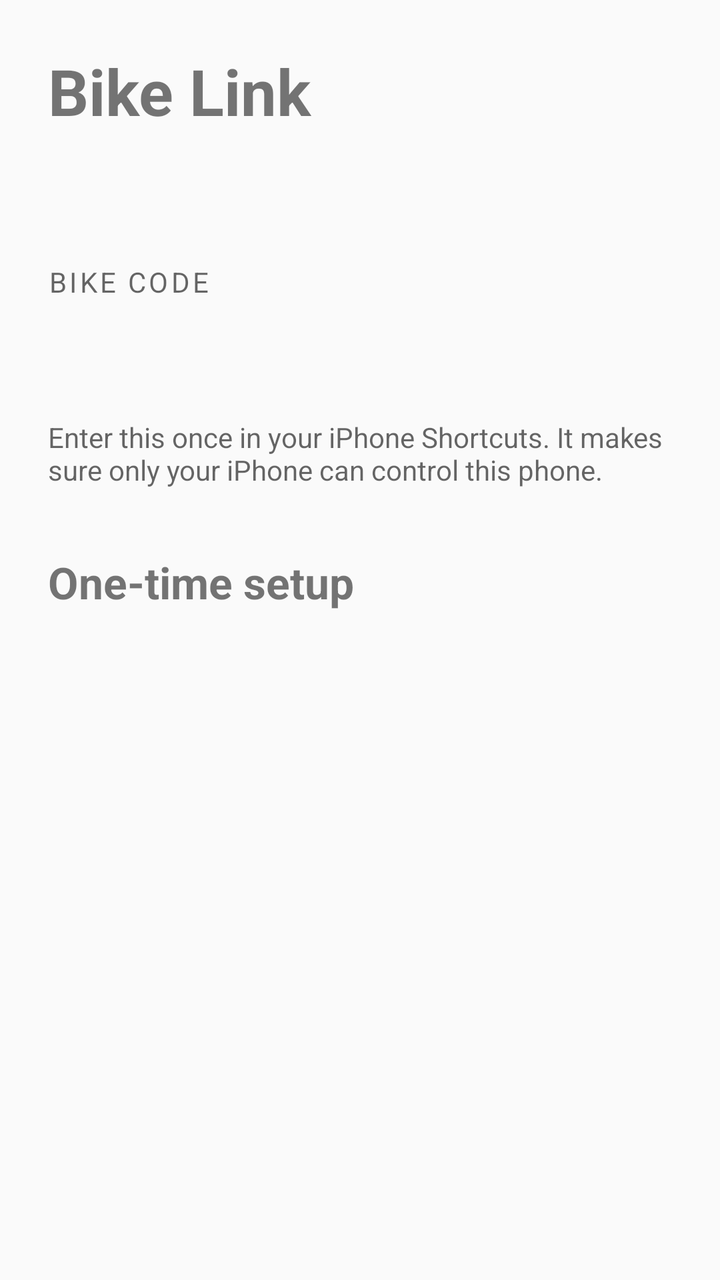
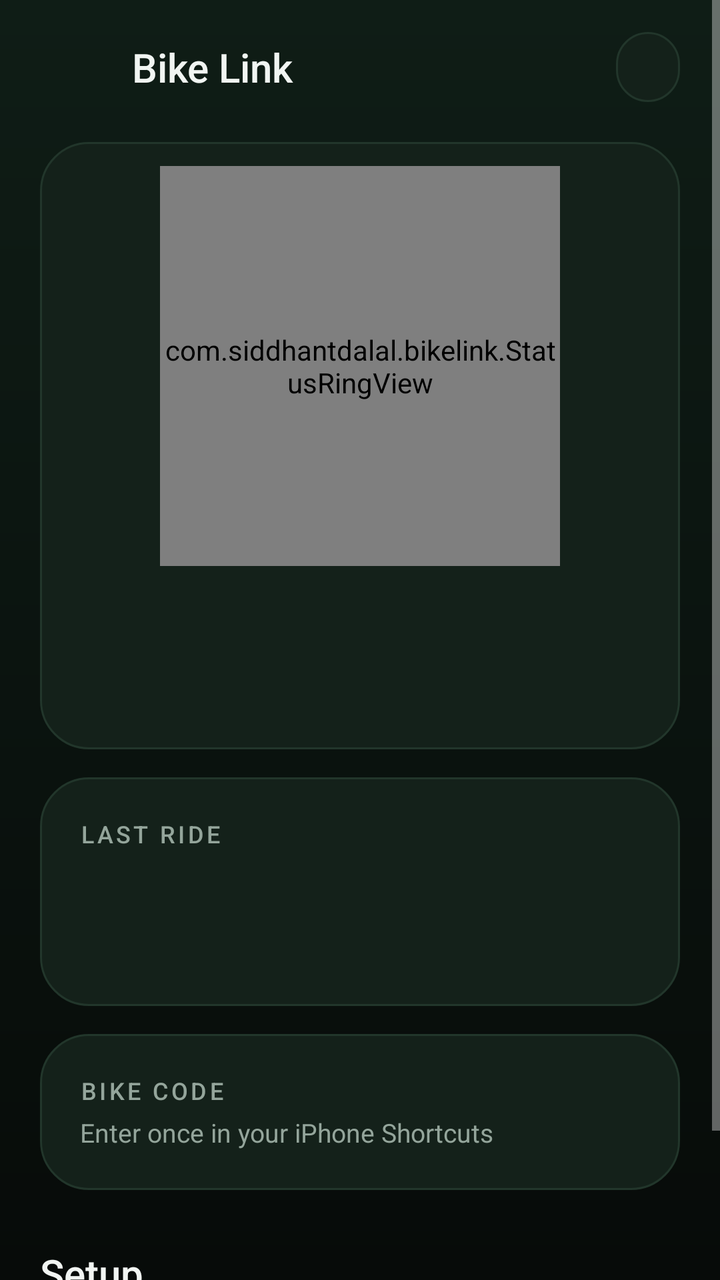

An Android layout rendered at two revisions. The XML below is the earlier revision; the diff shows what the commit changed to produce the second picture.
<!-- AndroidManifest.xml: application theme Theme.BikeLink -->
<!-- res/layout/activity_main.xml -->
<?xml version="1.0" encoding="utf-8"?>
<ScrollView xmlns:android="http://schemas.android.com/apk/res/android"
    android:layout_width="match_parent"
    android:layout_height="match_parent"
    android:fitsSystemWindows="true">

    <LinearLayout
        android:layout_width="match_parent"
        android:layout_height="wrap_content"
        android:orientation="vertical"
        android:padding="24dp">

        <TextView
            android:layout_width="wrap_content"
            android:layout_height="wrap_content"
            android:text="@string/app_name"
            android:textSize="32sp"
            android:textStyle="bold" />

        <TextView
            android:id="@+id/status"
            android:layout_width="match_parent"
            android:layout_height="wrap_content"
            android:layout_marginTop="8dp"
            android:textSize="18sp" />

        <TextView
            android:layout_width="wrap_content"
            android:layout_height="wrap_content"
            android:layout_marginTop="32dp"
            android:letterSpacing="0.1"
            android:text="@string/bike_code_label"
            android:textAllCaps="true"
            android:textColor="?android:attr/textColorSecondary"
            android:textSize="14sp" />

        <TextView
            android:id="@+id/bike_code"
            android:layout_width="wrap_content"
            android:layout_height="wrap_content"
            android:fontFamily="monospace"
            android:textIsSelectable="true"
            android:textSize="44sp"
            android:textStyle="bold" />

        <TextView
            android:layout_width="match_parent"
            android:layout_height="wrap_content"
            android:text="@string/bike_code_hint"
            android:textColor="?android:attr/textColorSecondary"
            android:textSize="14sp" />

        <TextView
            android:layout_width="wrap_content"
            android:layout_height="wrap_content"
            android:layout_marginTop="32dp"
            android:text="@string/setup_title"
            android:textSize="22sp"
            android:textStyle="bold" />

        <LinearLayout
            android:id="@+id/setup_steps"
            android:layout_width="match_parent"
            android:layout_height="wrap_content"
            android:orientation="vertical" />
    </LinearLayout>
</ScrollView>
<!-- resources referenced by this layout -->
<resources>
  <string name="bike_code_hint">Enter this once in your iPhone Shortcuts. It makes sure only your iPhone can control this phone.</string>
  <string name="setup_title">One-time setup</string>
  <style name="Theme.BikeLink" parent="@android:style/Theme.Material.Light.NoActionBar">
          <item name="android:colorPrimary">@color/accent</item>
          <item name="android:colorAccent">@color/accent</item>
          <item name="android:windowLightStatusBar">true</item>
      </style>
  <color name="accent">#1E8E3E</color>
  <!-- unchanged entries left out for length: 2 -->
</resources>

<!-- the commit's change to res/layout/activity_main.xml (unified diff, before → after) -->
@@ -2,66 +2,227 @@
 <ScrollView xmlns:android="http://schemas.android.com/apk/res/android"
     android:layout_width="match_parent"
     android:layout_height="match_parent"
+    android:background="@drawable/bg_screen"
+    android:fillViewport="true"
     android:fitsSystemWindows="true">
 
     <LinearLayout
         android:layout_width="match_parent"
         android:layout_height="wrap_content"
         android:orientation="vertical"
-        android:padding="24dp">
+        android:paddingHorizontal="20dp"
+        android:paddingVertical="16dp">
+
+        
+        <LinearLayout
+            android:layout_width="match_parent"
+            android:layout_height="wrap_content"
+            android:gravity="center_vertical"
+            android:orientation="horizontal">
+
+            <ImageView
+                android:layout_width="34dp"
+                android:layout_height="34dp"
+                android:importantForAccessibility="no"
+                android:src="@mipmap/ic_launcher" />
+
+            <TextView
+                android:layout_width="0dp"
+                android:layout_height="wrap_content"
+                android:layout_marginStart="12dp"
+                android:layout_weight="1"
+                android:fontFamily="sans-serif-medium"
+                android:text="@string/app_name"
+                android:textColor="@color/text_primary"
+                android:textSize="20sp" />
+
+            <Button
+                android:id="@+id/setup_toggle"
+                android:layout_width="wrap_content"
+                android:layout_height="wrap_content"
+                android:background="@drawable/bg_pill_outline"
+                android:fontFamily="sans-serif-medium"
+                android:minWidth="0dp"
+                android:minHeight="0dp"
+                android:paddingHorizontal="16dp"
+                android:paddingVertical="8dp"
+                android:stateListAnimator="@null"
+                android:textAllCaps="false"
+                android:textColor="@color/text_primary"
+                android:textSize="14sp" />
+        </LinearLayout>
+
+        
+        <LinearLayout
+            android:layout_width="match_parent"
+            android:layout_height="wrap_content"
+            android:layout_marginTop="20dp"
+            android:background="@drawable/bg_card"
+            android:gravity="center_horizontal"
+            android:orientation="vertical"
+            android:paddingHorizontal="24dp"
+            android:paddingTop="12dp"
+            android:paddingBottom="28dp">
+
+            <com.siddhantdalal.bikelink.StatusRingView
+                android:id="@+id/status_ring"
+                android:layout_width="200dp"
+                android:layout_height="200dp"
+                android:importantForAccessibility="no" />
+
+            <TextView
+                android:id="@+id/status_title"
+                android:layout_width="wrap_content"
+                android:layout_height="wrap_content"
+                android:accessibilityLiveRegion="polite"
+                android:fontFamily="sans-serif-medium"
+                android:gravity="center"
+                android:textColor="@color/text_primary"
+                android:textSize="28sp" />
+
+            <TextView
+                android:id="@+id/status_detail"
+                android:layout_width="wrap_content"
+                android:layout_height="wrap_content"
+                android:layout_marginTop="6dp"
+                android:gravity="center"
+                android:lineSpacingExtra="2dp"
+                android:textColor="@color/text_secondary"
+                android:textSize="15sp" />
+        </LinearLayout>
+
+        
+        <LinearLayout
+            android:layout_width="match_parent"
+            android:layout_height="wrap_content"
+            android:layout_marginTop="14dp"
+            android:background="@drawable/bg_card"
+            android:orientation="vertical"
+            android:padding="20dp">
+
+            <TextView
+                android:layout_width="wrap_content"
+                android:layout_height="wrap_content"
+                android:fontFamily="sans-serif-medium"
+                android:letterSpacing="0.12"
+                android:text="@string/last_ride_label"
+                android:textAllCaps="true"
+                android:textColor="@color/text_secondary"
+                android:textSize="12sp" />
+
+            <TextView
+                android:id="@+id/last_ride_title"
+                android:layout_width="match_parent"
+                android:layout_height="wrap_content"
+                android:layout_marginTop="8dp"
+                android:ellipsize="end"
+                android:fontFamily="sans-serif-medium"
+                android:maxLines="2"
+                android:textColor="@color/text_primary"
+                android:textSize="20sp" />
+
+            <TextView
+                android:id="@+id/last_ride_detail"
+                android:layout_width="match_parent"
+                android:layout_height="wrap_content"
+                android:layout_marginTop="4dp"
+                android:textColor="@color/text_secondary"
+                android:textSize="14sp" />
+        </LinearLayout>
+
+        
+        <LinearLayout
+            android:layout_width="match_parent"
+            android:layout_height="wrap_content"
+            android:layout_marginTop="14dp"
+            android:background="@drawable/bg_card"
+            android:gravity="center_vertical"
+            android:orientation="horizontal"
+            android:padding="20dp">
+
+            <LinearLayout
+                android:layout_width="0dp"
+                android:layout_height="wrap_content"
+                android:layout_weight="1"
+                android:orientation="vertical">
+
+                <TextView
+                    android:layout_width="wrap_content"
+                    android:layout_height="wrap_content"
+                    android:fontFamily="sans-serif-medium"
+                    android:letterSpacing="0.12"
+                    android:text="@string/bike_code_label"
+                    android:textAllCaps="true"
+                    android:textColor="@color/text_secondary"
+                    android:textSize="12sp" />
+
+                <TextView
+                    android:layout_width="wrap_content"
+                    android:layout_height="wrap_content"
+                    android:layout_marginTop="4dp"
+                    android:text="@string/bike_code_hint"
+                    android:textColor="@color/text_secondary"
+                    android:textSize="13sp" />
+            </LinearLayout>
+
+            <TextView
+                android:id="@+id/bike_code"
+                android:layout_width="wrap_content"
+                android:layout_height="wrap_content"
+                android:layout_marginStart="12dp"
+                android:fontFamily="monospace"
+                android:letterSpacing="0.05"
+                android:textColor="@color/accent"
+                android:textIsSelectable="true"
+                android:textSize="24sp"
+                android:textStyle="bold" />
+        </LinearLayout>
+
+        
+        <LinearLayout
+            android:id="@+id/setup_section"
+            android:layout_width="match_parent"
+            android:layout_height="wrap_content"
+            android:layout_marginTop="28dp"
+            android:orientation="vertical">
+
+            <LinearLayout
+                android:layout_width="match_parent"
+                android:layout_height="wrap_content"
+                android:gravity="bottom"
+                android:orientation="horizontal">
+
+                <TextView
+                    android:layout_width="0dp"
+                    android:layout_height="wrap_content"
+                    android:layout_weight="1"
+                    android:fontFamily="sans-serif-medium"
+                    android:text="@string/setup_title"
+                    android:textColor="@color/text_primary"
+                    android:textSize="20sp" />
+
+                <TextView
+                    android:id="@+id/setup_summary"
+                    android:layout_width="wrap_content"
+                    android:layout_height="wrap_content"
+                    android:textColor="@color/text_secondary"
+                    android:textSize="14sp" />
+            </LinearLayout>
+
+            <LinearLayout
+                android:id="@+id/setup_steps"
+                android:layout_width="match_parent"
+                android:layout_height="wrap_content"
+                android:orientation="vertical" />
+        </LinearLayout>
 
         <TextView
-            android:layout_width="wrap_content"
-            android:layout_height="wrap_content"
-            android:text="@string/app_name"
-            android:textSize="32sp"
-            android:textStyle="bold" />
-
-        <TextView
-            android:id="@+id/status"
-            android:layout_width="match_parent"
-            android:layout_height="wrap_content"
-            android:layout_marginTop="8dp"
-            android:textSize="18sp" />
-
-        <TextView
-            android:layout_width="wrap_content"
-            android:layout_height="wrap_content"
-            android:layout_marginTop="32dp"
-            android:letterSpacing="0.1"
-            android:text="@string/bike_code_label"
-            android:textAllCaps="true"
-            android:textColor="?android:attr/textColorSecondary"
-            android:textSize="14sp" />
-
-        <TextView
-            android:id="@+id/bike_code"
-            android:layout_width="wrap_content"
-            android:layout_height="wrap_content"
-            android:fontFamily="monospace"
-            android:textIsSelectable="true"
-            android:textSize="44sp"
-            android:textStyle="bold" />
-
-        <TextView
-            android:layout_width="match_parent"
-            android:layout_height="wrap_content"
-            android:text="@string/bike_code_hint"
-            android:textColor="?android:attr/textColorSecondary"
-            android:textSize="14sp" />
-
-        <TextView
-            android:layout_width="wrap_content"
-            android:layout_height="wrap_content"
-            android:layout_marginTop="32dp"
-            android:text="@string/setup_title"
-            android:textSize="22sp"
-            android:textStyle="bold" />
-
-        <LinearLayout
-            android:id="@+id/setup_steps"
-            android:layout_width="match_parent"
-            android:layout_height="wrap_content"
-            android:orientation="vertical" />
+            android:layout_width="match_parent"
+            android:layout_height="wrap_content"
+            android:layout_marginTop="28dp"
+            android:gravity="center"
+            android:text="@string/footer"
+            android:textColor="@color/text_secondary"
+            android:textSize="12sp" />
     </LinearLayout>
 </ScrollView>
<!-- resource entries referenced after the edit -->
@@ -1,13 +1,136 @@
 <!-- resources referenced by this layout -->
 <resources>
-  <string name="bike_code_hint">Enter this once in your iPhone Shortcuts. It makes sure only your iPhone can control this phone.</string>
-  <string name="setup_title">One-time setup</string>
-  <style name="Theme.BikeLink" parent="@android:style/Theme.Material.Light.NoActionBar">
+  <string name="bike_code_hint">Enter once in your iPhone Shortcuts</string>
+  <string name="footer">Bike Link keeps working in the background, so you can leave this screen.</string>
+  <string name="last_ride_label">Last ride</string>
+  <string name="setup_title">Setup</string>
+  <style name="Theme.BikeLink" parent="@android:style/Theme.Material.NoActionBar">
           <item name="android:colorPrimary">@color/accent</item>
           <item name="android:colorAccent">@color/accent</item>
-          <item name="android:windowLightStatusBar">true</item>
+          <item name="android:windowBackground">@color/bg_bottom</item>
+          <item name="android:statusBarColor">@color/bg_top</item>
+          <item name="android:navigationBarColor">@color/bg_bottom</item>
       </style>
-  <color name="accent">#1E8E3E</color>
+  <color name="surface">#14211A</color>
+  <color name="surface_stroke">#22362B</color>
+  <color name="bg_bottom">#070B09</color>
+  <color name="bg_top">#0F1D16</color>
+  <color name="icon_background">#1E8E3E</color>
+  <!-- drawable ic_launcher_foreground (drawable) -->
+  <?xml version="1.0" encoding="utf-8"?>
+  <vector xmlns:android="http://schemas.android.com/apk/res/android"
+      android:width="108dp"
+      android:height="108dp"
+      android:viewportWidth="108"
+      android:viewportHeight="108">
+  
+      
+      <path
+          android:fillAlpha="0.8"
+          android:fillColor="#FFFFFF"
+          android:pathData="M25.1,50a1.9,1.9 0,1 0,3.8 0a1.9,1.9 0,1 0,-3.8 0 M29.1,43.5a1.9,1.9 0,1 0,3.8 0a1.9,1.9 0,1 0,-3.8 0 M35.1,39a1.9,1.9 0,1 0,3.8 0a1.9,1.9 0,1 0,-3.8 0 M42.1,37a1.9,1.9 0,1 0,3.8 0a1.9,1.9 0,1 0,-3.8 0 M49.1,38a1.9,1.9 0,1 0,3.8 0a1.9,1.9 0,1 0,-3.8 0 M55.6,41a1.9,1.9 0,1 0,3.8 0a1.9,1.9 0,1 0,-3.8 0 M61.1,45a1.9,1.9 0,1 0,3.8 0a1.9,1.9 0,1 0,-3.8 0" />
+  
+      
+      <path
+          android:fillColor="#FFC107"
+          android:fillType="evenOdd"
+          android:pathData="M69,47C69,47 62,39.5 62,33A7,7 0,1 1,76 33C76,39.5 69,47 69,47Z M71.6,33A2.6,2.6 0,1 0,66.4 33A2.6,2.6 0,1 0,71.6 33Z" />
+  
+      
+      <path
+          android:pathData="M29.5,71a7.5,7.5 0,1 0,15 0a7.5,7.5 0,1 0,-15 0 M57.5,71a7.5,7.5 0,1 0,15 0a7.5,7.5 0,1 0,-15 0 M37,71L46,65 M65,71L59.5,53.5"
+          android:strokeWidth="3.2"
+          android:strokeColor="#FFFFFF"
+          android:strokeLineCap="round"
+          android:strokeLineJoin="round" />
+  
+      
+      <path
+          android:pathData="M56.5,50.5L62,51.5"
+          android:strokeWidth="3"
+          android:strokeColor="#FFFFFF"
+          android:strokeLineCap="round" />
+  
+      
+      <path
+          android:fillColor="#FFFFFF"
+          android:pathData="M30.5,59.5L43,57C45,52.5 51,51 57.5,52.5L60.5,56L57,60.5L44,61.5Z M44.5,60L57,59.5L55.5,67L46.5,67.5Z M61.3,57a2.3,2.3 0,1 0,4.6 0a2.3,2.3 0,1 0,-4.6 0 M35.4,71a1.6,1.6 0,1 0,3.2 0a1.6,1.6 0,1 0,-3.2 0 M63.4,71a1.6,1.6 0,1 0,3.2 0a1.6,1.6 0,1 0,-3.2 0" />
+  </vector>
+  <!-- drawable ic_launcher_monochrome (drawable) -->
+  <?xml version="1.0" encoding="utf-8"?>
+  <vector xmlns:android="http://schemas.android.com/apk/res/android"
+      android:width="108dp"
+      android:height="108dp"
+      android:viewportWidth="108"
+      android:viewportHeight="108">
+  
+      <path
+          android:fillColor="#FFFFFF"
+          android:pathData="M25.1,50a1.9,1.9 0,1 0,3.8 0a1.9,1.9 0,1 0,-3.8 0 M29.1,43.5a1.9,1.9 0,1 0,3.8 0a1.9,1.9 0,1 0,-3.8 0 M35.1,39a1.9,1.9 0,1 0,3.8 0a1.9,1.9 0,1 0,-3.8 0 M42.1,37a1.9,1.9 0,1 0,3.8 0a1.9,1.9 0,1 0,-3.8 0 M49.1,38a1.9,1.9 0,1 0,3.8 0a1.9,1.9 0,1 0,-3.8 0 M55.6,41a1.9,1.9 0,1 0,3.8 0a1.9,1.9 0,1 0,-3.8 0 M61.1,45a1.9,1.9 0,1 0,3.8 0a1.9,1.9 0,1 0,-3.8 0" />
+  
+      <path
+          android:fillColor="#FFFFFF"
+          android:fillType="evenOdd"
+          android:pathData="M69,47C69,47 62,39.5 62,33A7,7 0,1 1,76 33C76,39.5 69,47 69,47Z M71.6,33A2.6,2.6 0,1 0,66.4 33A2.6,2.6 0,1 0,71.6 33Z" />
+  
+      <path
+          android:pathData="M29.5,71a7.5,7.5 0,1 0,15 0a7.5,7.5 0,1 0,-15 0 M57.5,71a7.5,7.5 0,1 0,15 0a7.5,7.5 0,1 0,-15 0 M37,71L46,65 M65,71L59.5,53.5"
+          android:strokeWidth="3.2"
+          android:strokeColor="#FFFFFF"
+          android:strokeLineCap="round"
+          android:strokeLineJoin="round" />
+  
+      <path
+          android:pathData="M56.5,50.5L62,51.5"
+          android:strokeWidth="3"
+          android:strokeColor="#FFFFFF"
+          android:strokeLineCap="round" />
+  
+      <path
+          android:fillColor="#FFFFFF"
+          android:pathData="M30.5,59.5L43,57C45,52.5 51,51 57.5,52.5L60.5,56L57,60.5L44,61.5Z M44.5,60L57,59.5L55.5,67L46.5,67.5Z M61.3,57a2.3,2.3 0,1 0,4.6 0a2.3,2.3 0,1 0,-4.6 0 M35.4,71a1.6,1.6 0,1 0,3.2 0a1.6,1.6 0,1 0,-3.2 0 M63.4,71a1.6,1.6 0,1 0,3.2 0a1.6,1.6 0,1 0,-3.2 0" />
+  </vector>
+  <color name="accent">#34C26B</color>
+  <color name="text_primary">#F1F5F2</color>
+  <color name="text_secondary">#94A59B</color>
+  <!-- drawable bg_card (drawable) -->
+  <?xml version="1.0" encoding="utf-8"?>
+  <shape xmlns:android="http://schemas.android.com/apk/res/android">
+      <corners android:radius="24dp" />
+      <solid android:color="@color/surface" />
+      <stroke
+          android:width="1dp"
+          android:color="@color/surface_stroke" />
+  </shape>
+  <!-- drawable bg_pill_outline (drawable) -->
+  <?xml version="1.0" encoding="utf-8"?>
+  <ripple xmlns:android="http://schemas.android.com/apk/res/android"
+      android:color="#33FFFFFF">
+      <item>
+          <shape>
+              <corners android:radius="999dp" />
+              <stroke
+                  android:width="1dp"
+                  android:color="@color/surface_stroke" />
+              <solid android:color="@color/surface" />
+          </shape>
+      </item>
+  </ripple>
+  <!-- drawable bg_screen (drawable) -->
+  <?xml version="1.0" encoding="utf-8"?>
+  <shape xmlns:android="http://schemas.android.com/apk/res/android">
+      <gradient
+          android:angle="270"
+          android:endColor="@color/bg_bottom"
+          android:startColor="@color/bg_top" />
+  </shape>
+  <!-- mipmap ic_launcher (mipmap-anydpi) -->
+  <?xml version="1.0" encoding="utf-8"?>
+  <adaptive-icon xmlns:android="http://schemas.android.com/apk/res/android">
+      <background android:drawable="@color/icon_background" />
+      <foreground android:drawable="@drawable/ic_launcher_foreground" />
+      <monochrome android:drawable="@drawable/ic_launcher_monochrome" />
+  </adaptive-icon>
   <!-- unchanged entries left out for length: 2 -->
 </resources>
 
